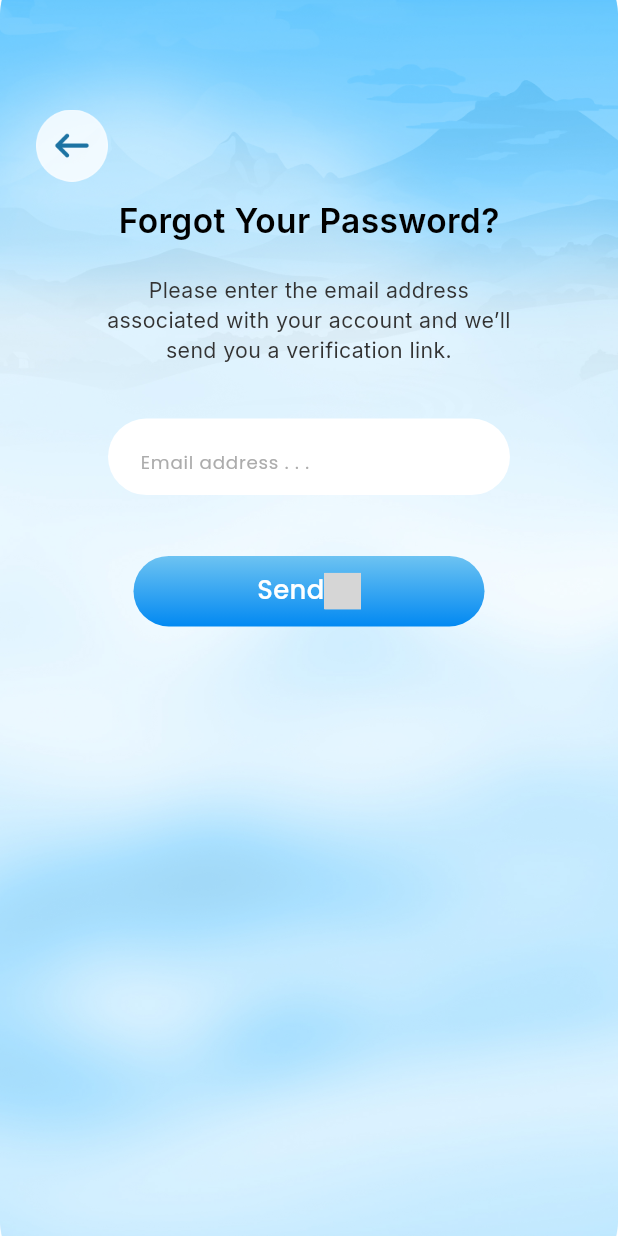
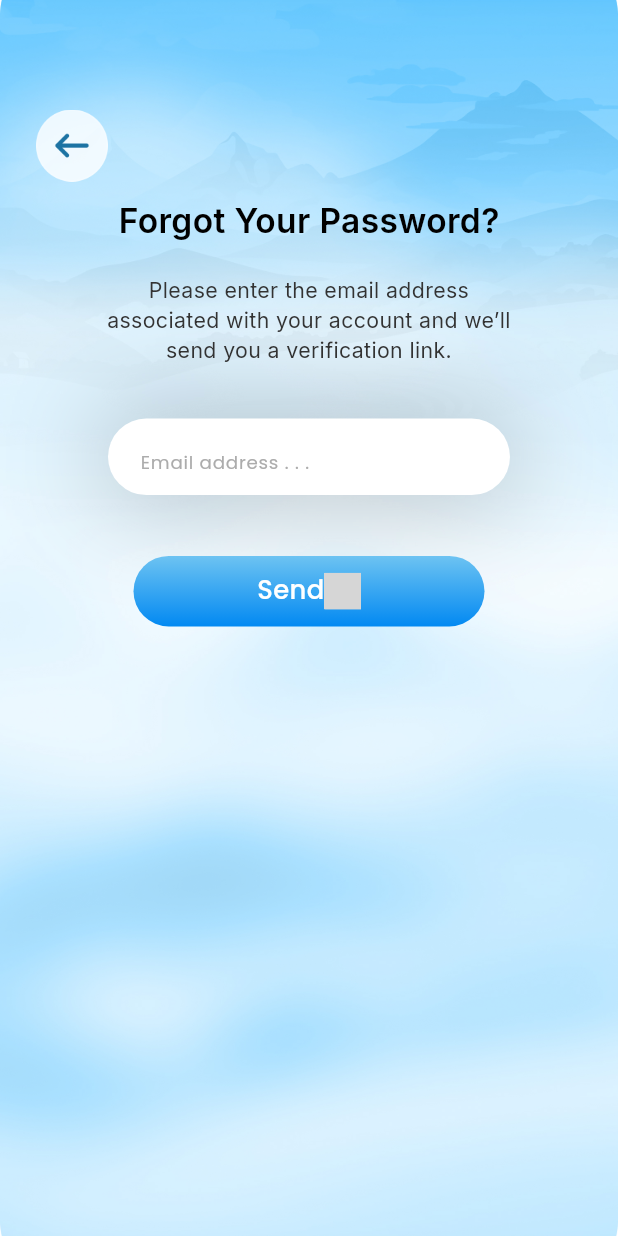
Before and after one commit to fahimmehemmod2005/Map, a Flutter app: the ForgotView screen opened by its route, on a phone screen of 412 x 824 dp. Run offline on Flutter 3.47's test engine with Material 3 defaults, Android fonts, the phone set to English and light mode, and no system bars; our stand-ins replace flutter_screenutil, flutter_svg, get, google_fonts, pin_code_fields; grey boxes are pictures that could not be loaded.

Commit message:
forgot page done

```diff
--- a/lib/common/widget/custom_text_form_field/custom_textfield.dart
+++ b/lib/common/widget/custom_text_form_field/custom_textfield.dart
@@ -66,9 +66,16 @@ class CustomTextFormField extends StatelessWidget {
 
   @override
   Widget build(BuildContext context) {
-    return SizedBox(
+    return Container(
       height: 51,
-      width: double.infinity,
+      decoration: BoxDecoration(
+        boxShadow: [
+          BoxShadow(
+            color: Colors.black26,
+            blurRadius: 60,
+          ),
+        ]
+      ),
       child: TextFormField(
         controller: controller,
         initialValue: initialValue,
```
